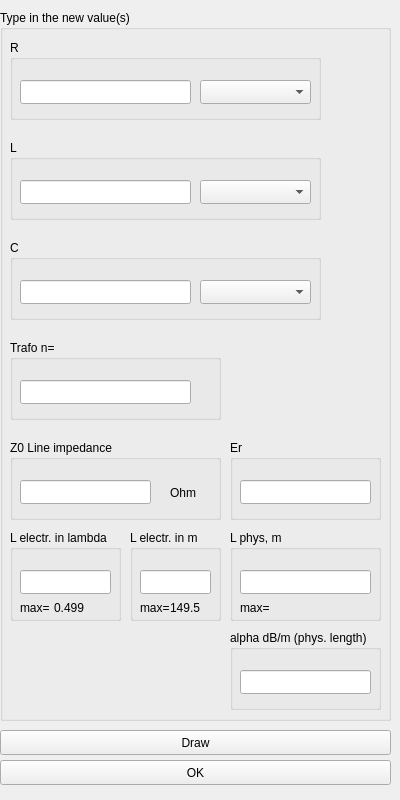
Above: Smithtry1000/EditWidget.ui from tamoshka/SmithChart before the change. Below: the same form after it.
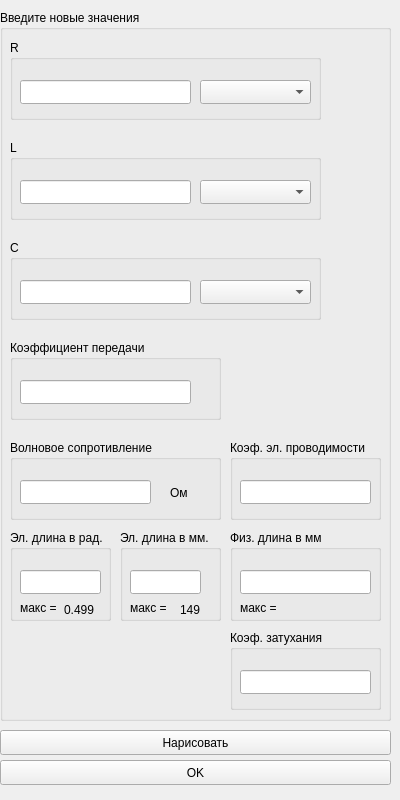
That is the form after the change.

Diff of the .ui file:
```diff
--- a/Smithtry1000/EditWidget.ui
+++ b/Smithtry1000/EditWidget.ui
@@ -23,7 +23,7 @@
     </rect>
    </property>
    <property name="title">
-    <string>Type in the new value(s)</string>
+    <string>Введите новые значения</string>
    </property>
    <widget class="QGroupBox" name="groupBox_2">
     <property name="geometry">
@@ -134,7 +134,7 @@
      </rect>
     </property>
     <property name="title">
-     <string>Trafo n=</string>
+     <string>Коэффициент передачи</string>
     </property>
     <widget class="QLineEdit" name="NLineEdit">
      <property name="geometry">
@@ -157,7 +157,7 @@
      </rect>
     </property>
     <property name="title">
-     <string>Z0 Line impedance</string>
+     <string>Волновое сопротивление</string>
     </property>
     <widget class="QLineEdit" name="Z0LineEdit">
      <property name="geometry">
@@ -182,7 +182,7 @@
       <number>0</number>
      </property>
      <property name="text">
-      <string>Ohm</string>
+      <string>Ом</string>
      </property>
     </widget>
    </widget>
@@ -196,7 +196,7 @@
      </rect>
     </property>
     <property name="title">
-     <string>Er</string>
+     <string>Коэф. эл. проводимости</string>
     </property>
     <widget class="QLineEdit" name="ErLineEdit">
      <property name="geometry">
@@ -219,7 +219,7 @@
      </rect>
     </property>
     <property name="title">
-     <string>L phys, m</string>
+     <string>Физ. длина в мм</string>
     </property>
     <widget class="QLineEdit" name="LPhMMLineEdit">
      <property name="geometry">
@@ -236,12 +236,12 @@
       <rect>
        <x>10</x>
        <y>70</y>
-       <width>31</width>
+       <width>41</width>
        <height>16</height>
       </rect>
      </property>
      <property name="text">
-      <string>max= </string>
+      <string>макс =</string>
      </property>
     </widget>
     <widget class="QLabel" name="LPhMMLabel">
@@ -281,7 +281,7 @@
      </rect>
     </property>
     <property name="title">
-     <string>alpha dB/m (phys. length)</string>
+     <string>Коэф. затухания</string>
     </property>
     <widget class="QLineEdit" name="AlphaLineEdit">
      <property name="geometry">
@@ -299,19 +299,19 @@
      <rect>
       <x>10</x>
       <y>520</y>
-      <width>111</width>
+      <width>101</width>
       <height>91</height>
      </rect>
     </property>
     <property name="title">
-     <string>L electr. in lambda</string>
+     <string>Эл. длина в рад.</string>
     </property>
     <widget class="QLineEdit" name="LLambdaLineEdit">
      <property name="geometry">
       <rect>
        <x>10</x>
        <y>40</y>
-       <width>91</width>
+       <width>81</width>
        <height>24</height>
       </rect>
      </property>
@@ -321,21 +321,21 @@
       <rect>
        <x>10</x>
        <y>70</y>
-       <width>31</width>
+       <width>51</width>
        <height>16</height>
       </rect>
      </property>
      <property name="text">
-      <string>max= </string>
+      <string>макс =</string>
      </property>
     </widget>
     <widget class="QLabel" name="LLambdaLabel">
      <property name="geometry">
       <rect>
-       <x>44</x>
-       <y>70</y>
-       <width>61</width>
-       <height>16</height>
+       <x>54</x>
+       <y>69</y>
+       <width>51</width>
+       <height>21</height>
       </rect>
      </property>
      <property name="text">
@@ -346,14 +346,14 @@
    <widget class="QGroupBox" name="groupBox_11">
     <property name="geometry">
      <rect>
-      <x>130</x>
+      <x>120</x>
       <y>520</y>
-      <width>91</width>
+      <width>101</width>
       <height>91</height>
      </rect>
     </property>
     <property name="title">
-     <string>L electr. in m</string>
+     <string>Эл. длина в мм.</string>
     </property>
     <widget class="QLineEdit" name="LElMMLineEdit">
      <property name="geometry">
@@ -370,21 +370,21 @@
       <rect>
        <x>10</x>
        <y>70</y>
-       <width>31</width>
+       <width>41</width>
        <height>16</height>
       </rect>
      </property>
      <property name="text">
-      <string>max= </string>
+      <string>макс =</string>
      </property>
     </widget>
     <widget class="QLabel" name="LElMMLabel">
      <property name="geometry">
       <rect>
-       <x>40</x>
+       <x>60</x>
        <y>70</y>
-       <width>41</width>
-       <height>16</height>
+       <width>21</width>
+       <height>20</height>
       </rect>
      </property>
      <property name="text">
@@ -403,7 +403,7 @@
     </rect>
    </property>
    <property name="text">
-    <string>Draw</string>
+    <string>Нарисовать</string>
    </property>
   </widget>
   <widget class="QPushButton" name="OKButton">
```
